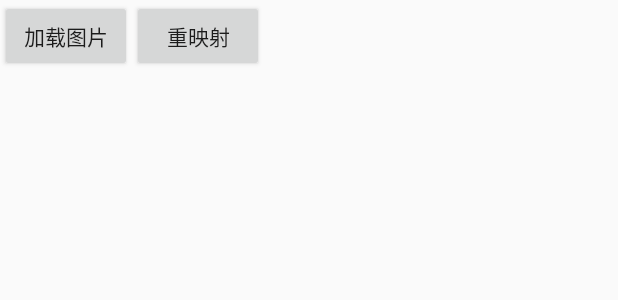
After one commit to ArcGhh/opencv-demos, an Android app: the layout activity_remap.xml on its own in the app's theme, with its tools: preview values and no code run, on a phone screen of 412 x 824 dp. The commit adds this screen. Shown: the top 300 px of the screen. Run offline under Robolectric (Android 15) with nearby library versions, the phone set to English and light mode, and no system bars.

Commit message:
重映射

```diff
--- a/app/src/main/AndroidManifest.xml
+++ b/app/src/main/AndroidManifest.xml
@@ -33,6 +33,7 @@
         <activity android:name=".imgproc.border.BorderActivity" />
         <activity android:name=".imgproc.edge.EdgeActivity" />
         <activity android:name=".imgproc.hough.HoughActivity" />
+        <activity android:name=".imgproc.remap.RemapActivity"></activity>
     </application>
 
 </manifest>
--- a/app/src/main/res/layout/activity_main.xml
+++ b/app/src/main/res/layout/activity_main.xml
@@ -56,6 +56,12 @@
         android:text="霍夫线/圆变换"/>
 
     <Button
+        android:id="@+id/btnRemap"
+        android:layout_width="match_parent"
+        android:layout_height="wrap_content"
+        android:text="重映射"/>
+
+    <Button
         android:id="@+id/btnMat"
         android:layout_width="match_parent"
         android:layout_height="wrap_content"
--- /dev/null
+++ b/app/src/main/res/layout/activity_remap.xml
@@ -0,0 +1,46 @@
+<?xml version="1.0" encoding="utf-8"?>
+<ScrollView xmlns:android="http://schemas.android.com/apk/res/android"
+    xmlns:app="http://schemas.android.com/apk/res-auto"
+    xmlns:tools="http://schemas.android.com/tools"
+    android:layout_width="match_parent"
+    android:layout_height="match_parent"
+    android:orientation="vertical"
+    tools:context=".imgproc.remap.RemapActivity">
+
+    <LinearLayout
+        android:layout_width="match_parent"
+        android:layout_height="wrap_content"
+        android:orientation="vertical">
+
+        <LinearLayout
+            android:layout_width="match_parent"
+            android:layout_height="wrap_content"
+            android:orientation="horizontal">
+
+            <Button
+                android:id="@+id/btnLoadImg"
+                android:layout_width="wrap_content"
+                android:layout_height="wrap_content"
+                android:text="加载图片" />
+
+            <Button
+                android:id="@+id/btnRemap"
+                android:layout_width="wrap_content"
+                android:layout_height="wrap_content"
+                android:text="重映射" />
+
+        </LinearLayout>
+
+        <ImageView
+            android:id="@+id/imgSrc"
+            android:layout_width="match_parent"
+            android:layout_height="300dp"
+            android:scaleType="fitCenter" />
+
+        <ImageView
+            android:id="@+id/imgDst"
+            android:layout_width="match_parent"
+            android:layout_height="300dp"
+            android:scaleType="fitCenter" />
+    </LinearLayout>
+</ScrollView>
```
Also changed, not shown: app/src/main/java/com/demo/opencvdemos/MainActivity.java (+10 -0 lines), app/src/main/java/com/demo/opencvdemos/imgproc/remap/RemapActivity.java (added, +137 -0 lines).
